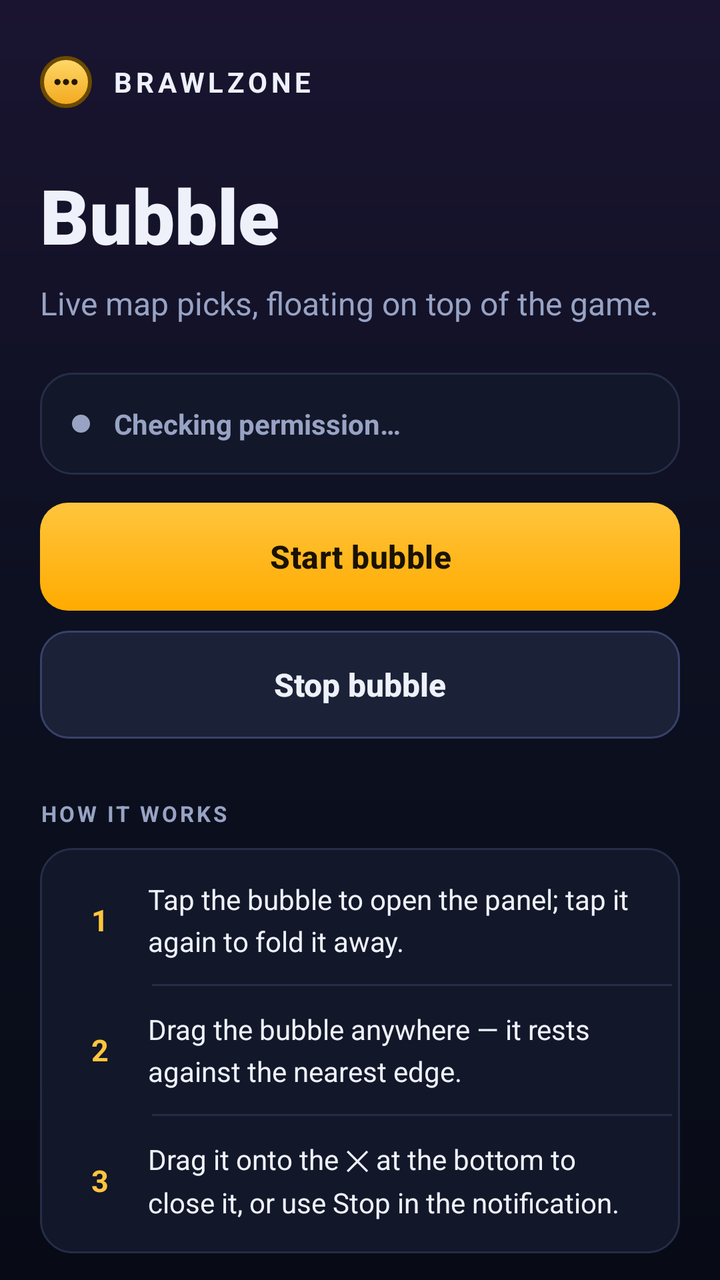
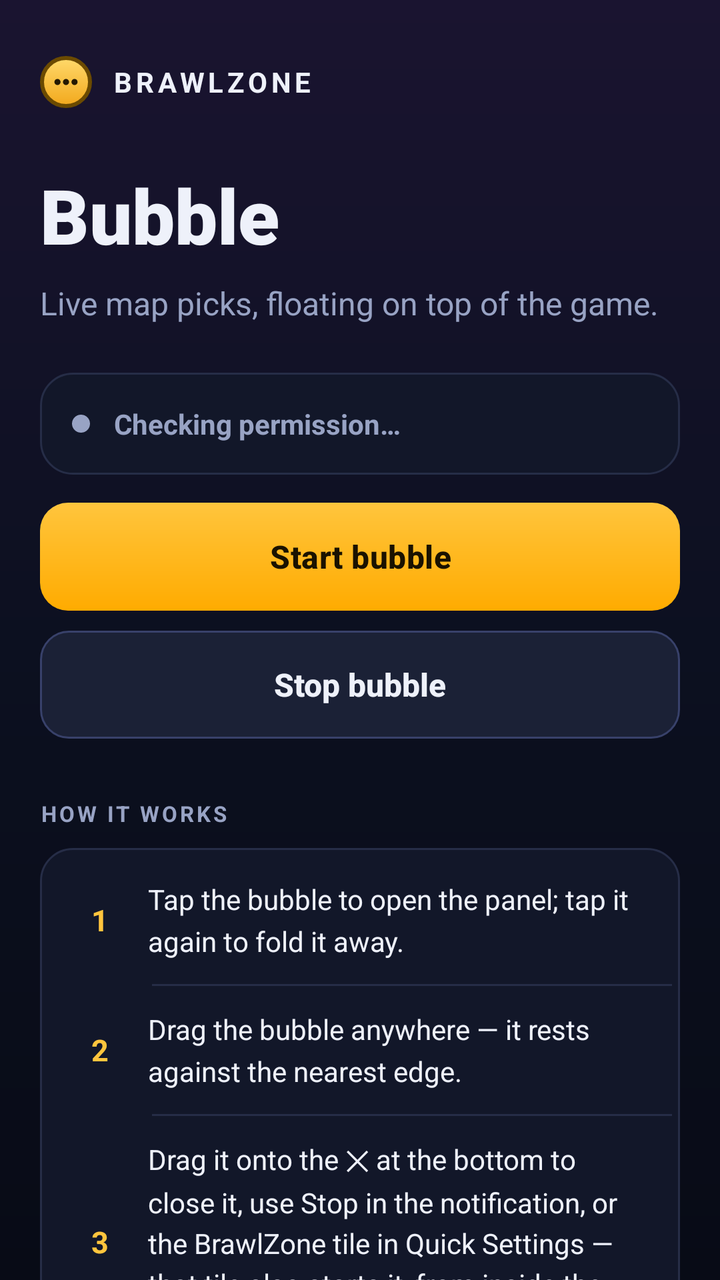

An Android layout rendered at two revisions. The XML below is the earlier revision; the diff shows what the commit changed to produce the second picture.
<!-- AndroidManifest.xml: application theme Theme.BrawlZone -->
<!-- res/layout/activity_main.xml -->
<?xml version="1.0" encoding="utf-8"?>
<ScrollView xmlns:android="http://schemas.android.com/apk/res/android"
    android:layout_width="match_parent"
    android:layout_height="match_parent"
    android:background="@drawable/bg_screen"
    android:fillViewport="true"
    android:scrollbars="none">

    <LinearLayout
        android:layout_width="match_parent"
        android:layout_height="wrap_content"
        android:orientation="vertical"
        android:paddingStart="20dp"
        android:paddingEnd="20dp"
        android:paddingTop="28dp"
        android:paddingBottom="32dp">

        
        <LinearLayout
            android:layout_width="wrap_content"
            android:layout_height="wrap_content"
            android:orientation="horizontal"
            android:gravity="center_vertical">

            <ImageView
                android:layout_width="26dp"
                android:layout_height="26dp"
                android:background="@drawable/bubble_badge"
                android:src="@drawable/bubble_glyph"
                android:padding="5dp"
                android:contentDescription="@null" />

            <TextView
                android:layout_width="wrap_content"
                android:layout_height="wrap_content"
                android:layout_marginStart="10dp"
                android:text="BRAWLZONE"
                android:textSize="14sp"
                android:textStyle="bold"
                android:letterSpacing="0.14"
                android:textColor="@color/foreground" />
        </LinearLayout>

        <TextView
            android:layout_width="wrap_content"
            android:layout_height="wrap_content"
            android:layout_marginTop="28dp"
            android:text="Bubble"
            android:textSize="38sp"
            android:fontFamily="sans-serif-black"
            android:textColor="@color/foreground" />

        <TextView
            android:layout_width="match_parent"
            android:layout_height="wrap_content"
            android:layout_marginTop="8dp"
            android:text="Live map picks, floating on top of the game."
            android:textSize="16sp"
            android:lineSpacingMultiplier="1.25"
            android:textColor="@color/muted" />

        
        <LinearLayout
            android:layout_width="match_parent"
            android:layout_height="wrap_content"
            android:layout_marginTop="24dp"
            android:background="@drawable/card_surface"
            android:orientation="horizontal"
            android:gravity="center_vertical"
            android:padding="16dp">

            <View
                android:id="@+id/status_dot"
                android:layout_width="9dp"
                android:layout_height="9dp"
                android:background="@drawable/dot" />

            <TextView
                android:id="@+id/status_text"
                android:layout_width="0dp"
                android:layout_height="wrap_content"
                android:layout_weight="1"
                android:layout_marginStart="12dp"
                android:textSize="14sp"
                android:textStyle="bold"
                android:textColor="@color/muted"
                android:text="Checking permission…" />
        </LinearLayout>

        <Button
            android:id="@+id/start"
            android:layout_width="match_parent"
            android:layout_height="54dp"
            android:layout_marginTop="14dp"
            android:background="@drawable/btn_gold"
            android:stateListAnimator="@null"
            android:text="Start bubble"
            android:textAllCaps="false"
            android:textSize="16sp"
            android:textStyle="bold"
            android:letterSpacing="0.01"
            android:textColor="@color/brand_ink" />

        <Button
            android:id="@+id/stop"
            android:layout_width="match_parent"
            android:layout_height="54dp"
            android:layout_marginTop="10dp"
            android:background="@drawable/btn_outline"
            android:stateListAnimator="@null"
            android:text="Stop bubble"
            android:textAllCaps="false"
            android:textSize="16sp"
            android:textStyle="bold"
            android:textColor="@color/foreground" />

        
        <TextView
            android:id="@+id/restricted"
            android:layout_width="match_parent"
            android:layout_height="wrap_content"
            android:layout_marginTop="14dp"
            android:background="@drawable/card_warn"
            android:padding="16dp"
            android:textSize="13sp"
            android:lineSpacingMultiplier="1.35"
            android:textColor="@color/brand"
            android:visibility="gone"
            android:text="The toggle is greyed out?" />

        <TextView
            android:layout_width="wrap_content"
            android:layout_height="wrap_content"
            android:layout_marginTop="30dp"
            android:text="HOW IT WORKS"
            android:textSize="11sp"
            android:textStyle="bold"
            android:letterSpacing="0.12"
            android:textColor="@color/muted" />

        <LinearLayout
            android:layout_width="match_parent"
            android:layout_height="wrap_content"
            android:layout_marginTop="10dp"
            android:background="@drawable/card_surface"
            android:orientation="vertical"
            android:padding="4dp">


            <LinearLayout
                android:layout_width="match_parent"
                android:layout_height="wrap_content"
                android:orientation="horizontal"
                android:gravity="center_vertical"
                android:padding="12dp">

                <TextView
                    android:layout_width="28dp"
                    android:layout_height="wrap_content"
                    android:text="1"
                    android:textSize="15sp"
                    android:textStyle="bold"
                    android:gravity="center"
                    android:textColor="@color/brand" />

                <TextView
                    android:layout_width="0dp"
                    android:layout_height="wrap_content"
                    android:layout_weight="1"
                    android:layout_marginStart="10dp"
                    android:textSize="14sp"
                    android:lineSpacingMultiplier="1.25"
                    android:textColor="@color/foreground"
                    android:text="Tap the bubble to open the panel; tap it again to fold it away." />
            </LinearLayout>

            <View
                android:layout_width="match_parent"
                android:layout_height="1dp"
                android:layout_marginStart="52dp"
                android:background="@color/border" />

            <LinearLayout
                android:layout_width="match_parent"
                android:layout_height="wrap_content"
                android:orientation="horizontal"
                android:gravity="center_vertical"
                android:padding="12dp">

                <TextView
                    android:layout_width="28dp"
                    android:layout_height="wrap_content"
                    android:text="2"
                    android:textSize="15sp"
                    android:textStyle="bold"
                    android:gravity="center"
                    android:textColor="@color/brand" />

                <TextView
                    android:layout_width="0dp"
                    android:layout_height="wrap_content"
                    android:layout_weight="1"
                    android:layout_marginStart="10dp"
                    android:textSize="14sp"
                    android:lineSpacingMultiplier="1.25"
                    android:textColor="@color/foreground"
                    android:text="Drag the bubble anywhere — it rests against the nearest edge." />
            </LinearLayout>

            <View
                android:layout_width="match_parent"
                android:layout_height="1dp"
                android:layout_marginStart="52dp"
                android:background="@color/border" />

            <LinearLayout
                android:layout_width="match_parent"
                android:layout_height="wrap_content"
                android:orientation="horizontal"
                android:gravity="center_vertical"
                android:padding="12dp">

                <TextView
                    android:layout_width="28dp"
                    android:layout_height="wrap_content"
                    android:text="3"
                    android:textSize="15sp"
                    android:textStyle="bold"
                    android:gravity="center"
                    android:textColor="@color/brand" />

                <TextView
                    android:layout_width="0dp"
                    android:layout_height="wrap_content"
                    android:layout_weight="1"
                    android:layout_marginStart="10dp"
                    android:textSize="14sp"
                    android:lineSpacingMultiplier="1.25"
                    android:textColor="@color/foreground"
                    android:text="Drag it onto the ✕ at the bottom to close it, or use Stop in the notification." />
            </LinearLayout>

        </LinearLayout>

    </LinearLayout>
</ScrollView>
<!-- resources referenced by this layout -->
<resources>
  <color name="border">#262D47</color>
  <color name="brand">#FFC53D</color>
  <color name="brand_ink">#1A1200</color>
  <color name="foreground">#EEF1FA</color>
  <color name="muted">#98A3C4</color>
  <!-- drawable bg_screen (drawable) -->
  <?xml version="1.0" encoding="utf-8"?>
  <layer-list xmlns:android="http://schemas.android.com/apk/res/android">
      <item><color android:color="@color/background" /></item>
      <item>
          <shape android:shape="rectangle">
              <gradient
                  android:type="linear"
                  android:angle="270"
                  android:startColor="#1A1430"
                  android:centerColor="#0C1020"
                  android:endColor="@color/background" />
          </shape>
      </item>
  </layer-list>
  <!-- drawable btn_gold (drawable) -->
  <?xml version="1.0" encoding="utf-8"?>
  <ripple xmlns:android="http://schemas.android.com/apk/res/android" android:color="#33000000">
      <item>
          <shape android:shape="rectangle">
              <gradient android:type="linear" android:angle="270"
                  android:startColor="@color/brand" android:endColor="@color/brand_strong" />
              <corners android:radius="14dp" />
          </shape>
      </item>
  </ripple>
  <!-- drawable btn_outline (drawable) -->
  <?xml version="1.0" encoding="utf-8"?>
  <ripple xmlns:android="http://schemas.android.com/apk/res/android" android:color="#22FFFFFF">
      <item>
          <shape android:shape="rectangle">
              <solid android:color="@color/surface_2" />
              <corners android:radius="14dp" />
              <stroke android:width="1dp" android:color="@color/border_strong" />
          </shape>
      </item>
  </ripple>
  <!-- drawable bubble_badge (drawable) -->
  <?xml version="1.0" encoding="utf-8"?>
  <shape xmlns:android="http://schemas.android.com/apk/res/android" android:shape="oval">
      <gradient
          android:type="linear"
          android:angle="270"
          android:startColor="#FFD96B"
          android:endColor="#F2A81C" />
      <stroke android:width="2dp" android:color="#6B4A00" />
  </shape>
  <!-- drawable card_surface (drawable) -->
  <?xml version="1.0" encoding="utf-8"?>
  <shape xmlns:android="http://schemas.android.com/apk/res/android" android:shape="rectangle">
      <solid android:color="@color/surface" />
      <corners android:radius="16dp" />
      <stroke android:width="1dp" android:color="@color/border" />
  </shape>
  <!-- drawable card_warn (drawable) -->
  <?xml version="1.0" encoding="utf-8"?>
  <shape xmlns:android="http://schemas.android.com/apk/res/android" android:shape="rectangle">
      <solid android:color="#1A1F1405" />
      <corners android:radius="16dp" />
      <stroke android:width="1dp" android:color="#66FFC53D" />
  </shape>
  <!-- drawable dot (drawable) -->
  <?xml version="1.0" encoding="utf-8"?>
  <shape xmlns:android="http://schemas.android.com/apk/res/android" android:shape="oval">
      <solid android:color="@color/muted" />
  </shape>
  <style name="Theme.BrawlZone" parent="Theme.AppCompat.DayNight.NoActionBar">
          <item name="android:statusBarColor">@color/background</item>
          <item name="android:navigationBarColor">@color/background</item>
          <item name="android:windowLightStatusBar">false</item>
          <item name="android:windowLightNavigationBar">false</item>
          <item name="android:windowBackground">@color/background</item>
      </style>
  <color name="background">#080B16</color>
  <color name="brand_strong">#FFAB00</color>
  <color name="surface_2">#1B2136</color>
  <color name="border_strong">#38416A</color>
  <color name="surface">#121729</color>
  <!-- unchanged entries left out for length: 1 -->
</resources>

<!-- the commit's change to res/layout/activity_main.xml (unified diff, before → after) -->
@@ -115,6 +115,21 @@
             android:textColor="@color/foreground" />
 
         
+        <Button
+            android:id="@+id/add_tile"
+            android:layout_width="match_parent"
+            android:layout_height="54dp"
+            android:layout_marginTop="10dp"
+            android:background="@drawable/btn_outline"
+            android:stateListAnimator="@null"
+            android:text="Add to Quick Settings"
+            android:textAllCaps="false"
+            android:textSize="16sp"
+            android:textStyle="bold"
+            android:visibility="gone"
+            android:textColor="@color/foreground" />
+
+        
         <TextView
             android:id="@+id/restricted"
             android:layout_width="match_parent"
@@ -237,7 +252,7 @@
                     android:textSize="14sp"
                     android:lineSpacingMultiplier="1.25"
                     android:textColor="@color/foreground"
-                    android:text="Drag it onto the ✕ at the bottom to close it, or use Stop in the notification." />
+                    android:text="Drag it onto the ✕ at the bottom to close it, use Stop in the notification, or the BrawlZone tile in Quick Settings — that tile also starts it, from inside the game." />
             </LinearLayout>
 
         </LinearLayout>
